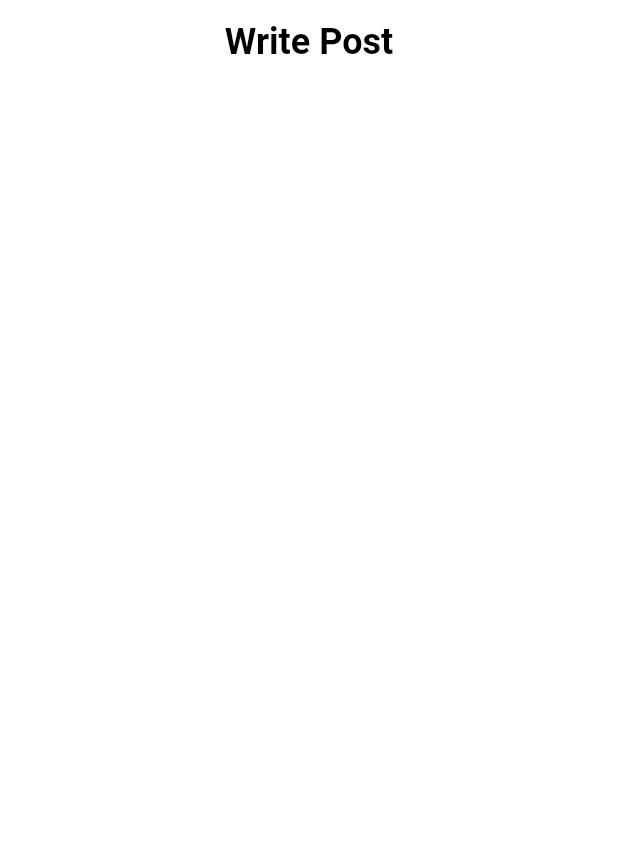
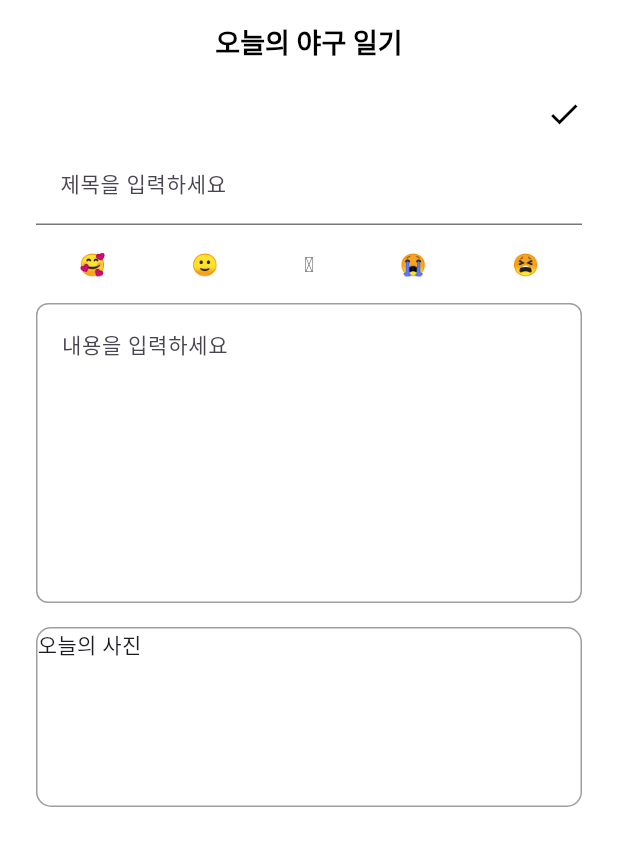
Before and after one commit to seoyeong6/baseball_diary, a Flutter app: the WritePost screen opened directly, on a phone screen of 412 x 824 dp. Shown: the top 846 px of the screen. Run offline on Flutter 3.47's test engine with Material 3 defaults, Android fonts, the phone set to English and light mode, and no system bars; our stand-ins replace device_preview_plus, font_awesome_flutter.

Commit message:
fix: write and witten screeen detail

```diff
--- a/lib/authentication/loginform_screen.dart
+++ b/lib/authentication/loginform_screen.dart
@@ -1,5 +1,4 @@
 import 'package:flutter/material.dart';
-import 'package:baseball_diary/authentication/widgets/textfield_widget.dart';
 import 'package:baseball_diary/authentication/widgets/next_button.dart';
 import 'package:baseball_diary/authentication/select_screen.dart';
 
--- a/lib/main.dart
+++ b/lib/main.dart
@@ -1,5 +1,5 @@
 import 'package:flutter/material.dart';
-import 'package:baseball_diary/authentication/login_screen.dart';
+import 'package:baseball_diary/main_navigation/main_navigation_screen.dart';
 import 'package:device_preview_plus/device_preview_plus.dart';
 import 'package:flutter/foundation.dart';
 
@@ -28,14 +28,14 @@ class MyApp extends StatelessWidget {
           elevation: 0,
           titleTextStyle: TextStyle(
             color: Colors.black,
-            fontSize: 24,
+            fontSize: 18,
             fontWeight: FontWeight.bold,
           ),
         ),
         scaffoldBackgroundColor: Colors.white,
         primaryColor: Colors.black,
       ),
-      home: const LoginScreen(),
+      home: const MainNavigationScreen(),
     );
   }
 }
--- a/lib/menu/write_post.dart
+++ b/lib/menu/write_post.dart
@@ -8,8 +8,84 @@ class WritePost extends StatelessWidget {
     return Scaffold(
       appBar: AppBar(
         automaticallyImplyLeading: false,
-        title: Text('Write Post'),
+        title: Text('오늘의 야구 일기'),
         centerTitle: true,
+      ),
+      body: SingleChildScrollView(
+        child: Padding(
+          padding: const EdgeInsets.symmetric(horizontal: 16),
+          child: Column(
+            children: [
+              Container(
+                decoration: BoxDecoration(
+                  borderRadius: BorderRadius.circular(10),
+                ),
+                padding: const EdgeInsets.all(8.0),
+                child: Column(
+                  children: [
+                    Row(
+                      mainAxisAlignment: MainAxisAlignment.end,
+                      children: [
+                        Icon(Icons.check, color: Colors.black, size: 24),
+                      ],
+                    ),
+                    const SizedBox(height: 8),
+                    TextField(
+                      decoration: InputDecoration(
+                        hintText: '제목을 입력하세요',
+                        border: UnderlineInputBorder(),
+                        contentPadding: EdgeInsets.all(16),
+                      ),
+                      style: TextStyle(fontSize: 14),
+                    ),
+                    SizedBox(height: 16),
+
+                    Row(
+                      mainAxisAlignment: MainAxisAlignment.spaceAround,
+                      children: [
+                        Text("🥰"),
+                        Text("🙂"),
+                        Text("🥲"),
+                        Text("😭"),
+                        Text("😫"),
+                      ],
+                    ),
+
+                    SizedBox(height: 16),
+                    Container(
+                      height: 200,
+                      decoration: BoxDecoration(
+                        color: Colors.white,
+                        borderRadius: BorderRadius.circular(8),
+                        border: Border.all(color: Colors.grey),
+                      ),
+                      child: TextField(
+                        maxLines: null,
+                        expands: true,
+                        decoration: InputDecoration(
+                          hintText: '내용을 입력하세요',
+                          border: InputBorder.none,
+                          contentPadding: EdgeInsets.all(16),
+                        ),
+                        style: TextStyle(fontSize: 14),
+                      ),
+                    ),
+                    const SizedBox(height: 16),
+                    Container(
+                      width: MediaQuery.of(context).size.width,
+                      height: 120,
+                      decoration: BoxDecoration(
+                        borderRadius: BorderRadius.circular(10),
+                        border: Border.all(color: Colors.grey),
+                      ),
+                      child: Text('오늘의 사진'),
+                    ),
+                  ],
+                ),
+              ),
+            ],
+          ),
+        ),
       ),
     );
   }
```
Also changed, not shown: lib/main_navigation/widget/detail_bottom_sheet.dart (added, +86 -0 lines), lib/menu/written_post.dart (+61 -15 lines).
